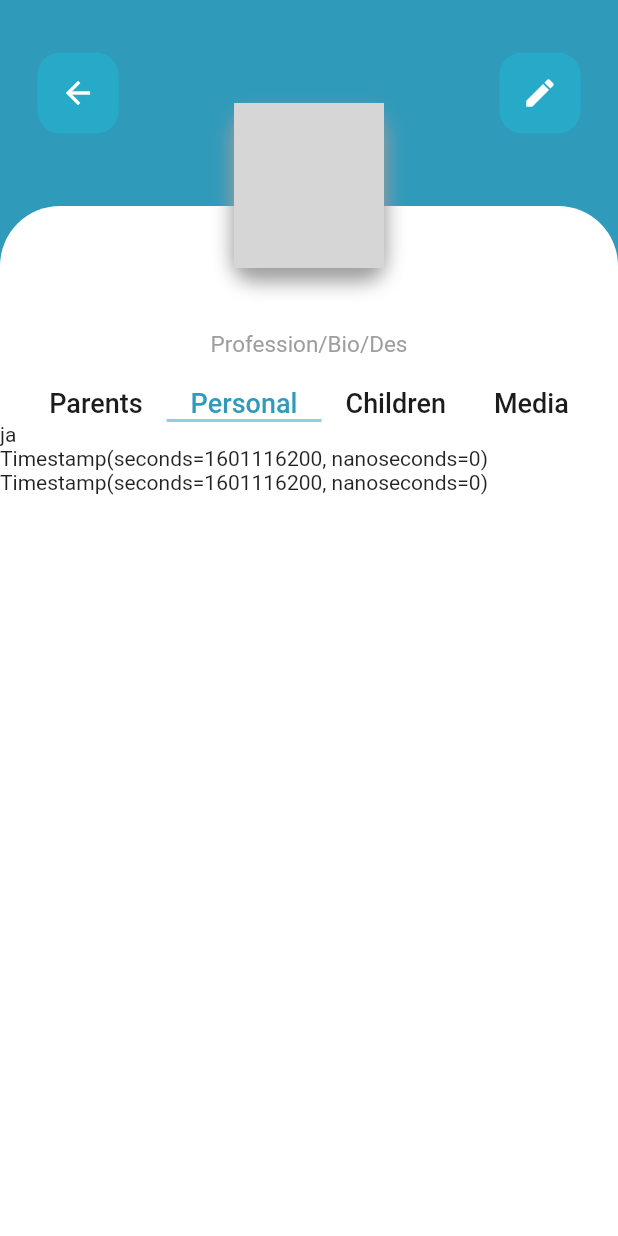
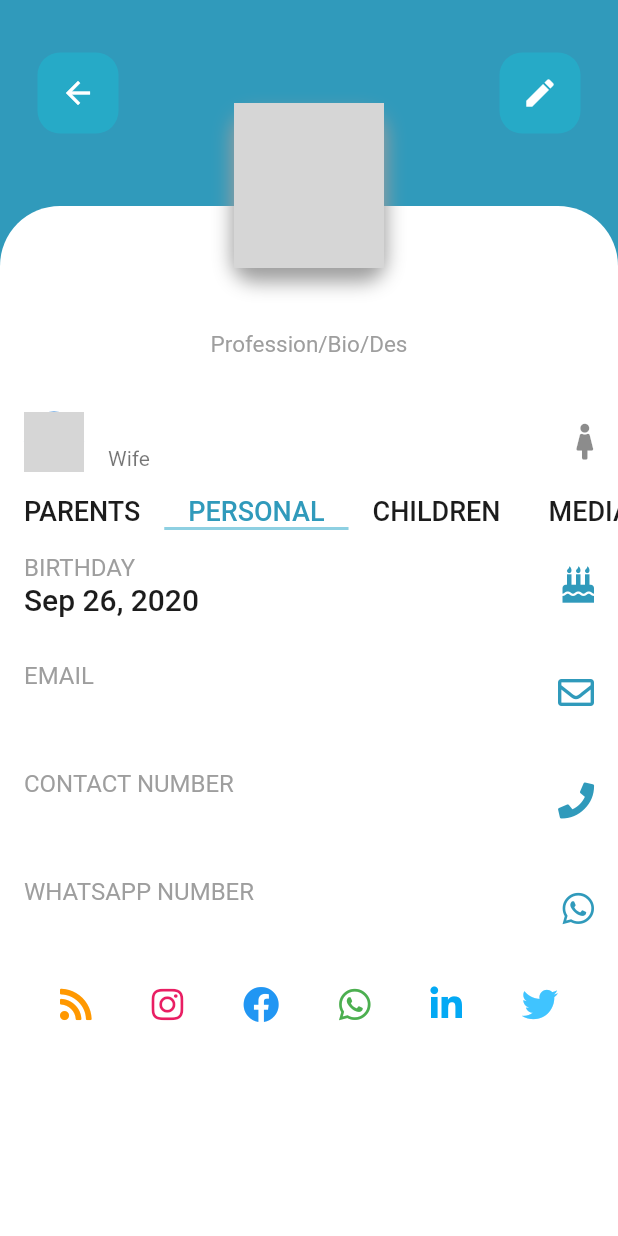
Before and after one commit to ParagDalvi/flutter-family-tree, a Flutter app: the MemberDetails screen opened directly with empty values, on a phone screen of 412 x 824 dp. Run offline on Flutter 3.47's test engine with Material 2 defaults, Android fonts, the phone set to English and light mode, and no system bars; our stand-ins replace cached_network_image, cloud_firestore, firebase_core, font_awesome_flutter; accounts and stored records are empty; network calls fail; statements that could not run were skipped; grey boxes are pictures that could not be loaded.

Commit message:
more in ui

```diff
--- a/lib/main.dart
+++ b/lib/main.dart
@@ -9,6 +9,7 @@ final firestoreInstance = FirebaseFirestore.instance;
 Color darkBlueColor = Color(0xff309abb);
 Color lightBlueColor = Color(0xff8ed0e2);
 Color blackDarkColor = Color(0xff1c1c1c);
+Color notWhiteColor = Color(0xffe1e8f2);
 
 void main() async {
   WidgetsFlutterBinding.ensureInitialized();
@@ -23,7 +24,7 @@ class MyApp extends StatelessWidget {
       title: 'Flutter Demo',
       debugShowCheckedModeBanner: false,
       theme: ThemeData(
-        primarySwatch: Colors.orange,
+        primarySwatch: Colors.blue,
         visualDensity: VisualDensity.adaptivePlatformDensity,
       ),
       home: NavtiveFamilyTree(),
--- a/lib/native_ui/member_details.dart
+++ b/lib/native_ui/member_details.dart
@@ -1,15 +1,20 @@
 import 'package:cached_network_image/cached_network_image.dart';
 import 'package:cloud_firestore/cloud_firestore.dart';
 import 'package:family_tree_0/main.dart';
+import 'package:family_tree_0/modal/couple_modal.dart';
 import 'package:family_tree_0/modal/member_details_modal.dart';
 import 'package:family_tree_0/modal/single_member_modal.dart';
 import 'package:flutter/material.dart';
+import 'package:font_awesome_flutter/font_awesome_flutter.dart';
+import 'package:intl/intl.dart';
 
 class MemberDetails extends StatelessWidget {
   final SingleMemberModal member;
+  final CoupleModal couple;
 
   const MemberDetails({
     @required this.member,
+    @required this.couple,
   });
 
   @override
@@ -31,6 +36,7 @@ class MemberDetails extends StatelessWidget {
             ),
             child: MainContent(
               member: member,
+              couple: couple,
             ),
           ),
           Row(
@@ -123,9 +129,11 @@ class MemberDetails extends StatelessWidget {
 
 class MainContent extends StatefulWidget {
   final SingleMemberModal member;
+  final CoupleModal couple;
 
   const MainContent({
     @required this.member,
+    @required this.couple,
   });
 
   @override
@@ -136,6 +144,8 @@ class _MainContentState extends State<MainContent>
     with TickerProviderStateMixin {
   TabController _tabController;
 
+  SingleMemberModal spouse;
+
   @override
   void initState() {
     _tabController = TabController(
@@ -143,7 +153,18 @@ class _MainContentState extends State<MainContent>
       length: 4,
       initialIndex: 1,
     );
+
+    spouse = widget.couple.member1 == widget.member
+        ? widget.couple.member2
+        : widget.couple.member1;
     super.initState();
+  }
+
+  @override
+  void dispose() {
+    _tabController.dispose();
+
+    super.dispose();
   }
 
   @override
@@ -174,6 +195,21 @@ class _MainContentState extends State<MainContent>
           SizedBox(
             height: 20,
           ),
+          widget.couple?.member2 != null
+              ? ListTile(
+                  leading: CircleAvatar(
+                    backgroundImage: CachedNetworkImageProvider(
+                      'https://i.pravatar.cc/150?u=${spouse.name}',
+                    ),
+                  ),
+                  title: Text(spouse.name),
+                  subtitle:
+                      spouse.gender == 'm' ? Text('Husband') : Text('Wife'),
+                  trailing: spouse.gender == 'm'
+                      ? FaIcon(FontAwesomeIcons.male)
+                      : FaIcon(FontAwesomeIcons.female),
+                )
+              : SizedBox.shrink(),
           TabBar(
             indicatorColor: lightBlueColor,
             controller: _tabController,
@@ -182,25 +218,25 @@ class _MainContentState extends State<MainContent>
             isScrollable: true,
             tabs: [
               Text(
-                'Parents',
+                'PARENTS',
                 style: TextStyle(
                   fontSize: 18,
                 ),
               ),
               Text(
-                'Personal',
+                'PERSONAL',
                 style: TextStyle(
                   fontSize: 18,
                 ),
               ),
               Text(
-                'Children',
+                'CHILDREN',
                 style: TextStyle(
                   fontSize: 18,
                 ),
               ),
               Text(
-                'Media',
+                'MEDIA',
                 style: TextStyle(
                   fontSize: 18,
                 ),
@@ -224,7 +260,7 @@ class _MainContentState extends State<MainContent>
   }
 }
 
-class PersonalDetails extends StatelessWidget {
+class PersonalDetails extends StatefulWidget {
   final SingleMemberModal member;
 
   const PersonalDetails({
@@ -232,39 +268,161 @@ class PersonalDetails extends StatelessWidget {
   });
 
   @override
+  _PersonalDetailsState createState() => _PersonalDetailsState();
+}
+
+class _PersonalDetailsState extends State<PersonalDetails>
+    with AutomaticKeepAliveClientMixin<PersonalDetails> {
+  Future<DocumentSnapshot> personalDataDoc;
+
+  @override
+  void initState() {
+    personalDataDoc = loadDoc();
+    super.initState();
+  }
+
+  Future<DocumentSnapshot> loadDoc() async {
+    DocumentSnapshot doc = await firestoreInstance
+        .collection('alpha_test_details')
+        .doc(widget.member.id)
+        .get();
+
+    return doc;
+  }
+
+  @override
   Widget build(BuildContext context) {
+    super.build(context); //need this line
     return FutureBuilder(
-      future: firestoreInstance
-          .collection('alpha_test_details')
-          .doc(member.id)
-          .get(),
+      future: personalDataDoc,
       builder:
           (BuildContext context, AsyncSnapshot<DocumentSnapshot> snapshot) {
-        if (!snapshot.hasData) return Text('loading');
+        if (!snapshot.hasData)
+          return Center(
+            child: CircularProgressIndicator(),
+          );
 
         MemberDetailsModal memberDetails = MemberDetailsModal.fronJson(
           snapshot.data.data(),
-          member.gender,
+          widget.member.gender,
+        );
+
+        String birthday = DateFormat.yMMMd().format(
+          memberDetails.bday.toDate(),
         );
 
         return ListView(
           children: [
-            Text(memberDetails.address + 'ja'),
-            Text(memberDetails.anniversery.toString()),
-            Text(memberDetails.bday.toString()),
-            Text(memberDetails.contact),
-            Text(memberDetails.email),
-            Text(memberDetails.gender),
-            Text(memberDetails.personalLinks.facebook),
-            Text(memberDetails.personalLinks.instagram),
-            Text(memberDetails.personalLinks.linkedin),
-            Text(memberDetails.personalLinks.twitter),
-            Text(memberDetails.personalLinks.website),
-            Text(memberDetails.personalLinks.whatsapp),
-            Text(memberDetails.whatsapp),
+            _getFieldListTile(
+              'BIRTHDAY',
+              birthday,
+              context,
+              FontAwesomeIcons.birthdayCake,
+            ),
+            _getFieldListTile(
+              'EMAIL',
+              memberDetails.email,
+              context,
+              FontAwesomeIcons.envelope,
+            ),
+            _getFieldListTile(
+              'CONTACT NUMBER',
+              memberDetails.contact,
+              context,
+              FontAwesomeIcons.phone,
+            ),
+            _getFieldListTile(
+              'WHATSAPP NUMBER',
+              memberDetails.whatsapp,
+              context,
+              FontAwesomeIcons.whatsapp,
+            ),
+            _getPersonalLinks(memberDetails),
           ],
         );
       },
     );
   }
+
+  _getPersonalLinks(MemberDetailsModal details) {
+    return Padding(
+      padding: const EdgeInsets.only(top: 16.0),
+      child: Row(
+        mainAxisAlignment: MainAxisAlignment.spaceEvenly,
+        children: [
+          details.personalLinks.website != null ||
+                  details.personalLinks.website != ''
+              ? FaIcon(
+                  FontAwesomeIcons.rss,
+                  color: Colors.orange,
+                )
+              : SizedBox.shrink(),
+          details.personalLinks.instagram != null ||
+                  details.personalLinks.instagram != ''
+              ? FaIcon(
+                  FontAwesomeIcons.instagram,
+                  color: Colors.pink,
+                )
+              : SizedBox.shrink(),
+          details.personalLinks.facebook != null ||
+                  details.personalLinks.facebook != ''
+              ? FaIcon(
+                  FontAwesomeIcons.facebook,
+                  color: Colors.blue,
+                )
+              : SizedBox.shrink(),
+          details.personalLinks.whatsapp != null ||
+                  details.personalLinks.whatsapp != ''
+              ? FaIcon(
+                  FontAwesomeIcons.whatsapp,
+                  color: Colors.green,
+                )
+              : SizedBox.shrink(),
+          details.personalLinks.linkedin != null ||
+                  details.personalLinks.linkedin != ''
+              ? FaIcon(
+                  FontAwesomeIcons.linkedinIn,
+                  color: Colors.lightBlue,
+                )
+              : SizedBox.shrink(),
+          details.personalLinks.twitter != null ||
+                  details.personalLinks.twitter != ''
+              ? FaIcon(
+                  FontAwesomeIcons.twitter,
+                  color: Colors.lightBlueAccent,
+                )
+              : SizedBox.shrink(),
+        ],
+      ),
+    );
+  }
+
+  Widget _getFieldListTile(
+    String title,
+    String value,
+    BuildContext context,
+    IconData icon,
+  ) {
+    return ListTile(
+      title: Text(
+        title,
+        style: Theme.of(context).textTheme.subtitle1.copyWith(
+              color: Colors.grey,
+            ),
+      ),
+      subtitle: Text(
+        value,
+        style: Theme.of(context).textTheme.headline6.copyWith(
+              color: blackDarkColor,
+            ),
+      ),
+      trailing: FaIcon(
+        icon,
+        color: darkBlueColor,
+      ),
+    );
+  }
+
+  @override
+  bool get wantKeepAlive => true;
 }
--- a/lib/native_ui/native_family_tree.dart
+++ b/lib/native_ui/native_family_tree.dart
@@ -1,4 +1,5 @@
 import 'package:cached_network_image/cached_network_image.dart';
+import 'package:family_tree_0/main.dart';
 import 'package:family_tree_0/modal/couple_modal.dart';
 import 'package:family_tree_0/modal/single_member_modal.dart';
 import 'package:family_tree_0/native_ui/firestore_functions/load_children.dart';
@@ -11,9 +12,6 @@ import 'background_canvas.dart';
 import 'firestore_functions/firestore_family_function.dart';
 
 List<CoupleModal> allCouples = [];
-AppBar appbar = AppBar(
-  title: Text('Family Tree'),
-);
 
 class NavtiveFamilyTree extends StatefulWidget {
   @override
@@ -78,7 +76,7 @@ class _NavtiveFamilyTreeState extends State<NavtiveFamilyTree> {
   Widget build(BuildContext context) {
     return Scaffold(
       floatingActionButton: FloatingActionButton(onPressed: _handleScaleReset),
-      // appBar: appbar,
+      backgroundColor: notWhiteColor,
       body: GestureDetector(
         onScaleStart: _handleScaleStart,
         onScaleUpdate: _handleScaleUpdate,
@@ -114,7 +112,7 @@ class _NavtiveFamilyTreeState extends State<NavtiveFamilyTree> {
                       spreadRadius: 1,
                     ),
                   ],
-                  color: Colors.orange,
+                  color: darkBlueColor,
                 ),
                 child: Padding(
                   padding: EdgeInsets.only(
@@ -365,6 +363,7 @@ class IndividualCoupleUI extends StatelessWidget {
       MaterialPageRoute(
         builder: (c) => MemberDetails(
           member: member,
+          couple: couple,
         ),
       ),
     );
--- a/pubspec.yaml
+++ b/pubspec.yaml
@@ -28,6 +28,8 @@ dependencies:
   firebase_core:
   cloud_firestore:
   cached_network_image:
+  intl:
+  font_awesome_flutter:
 
 
   # The following adds the Cupertino Icons font to your application.
```
Also changed, not shown: pubspec.lock.
